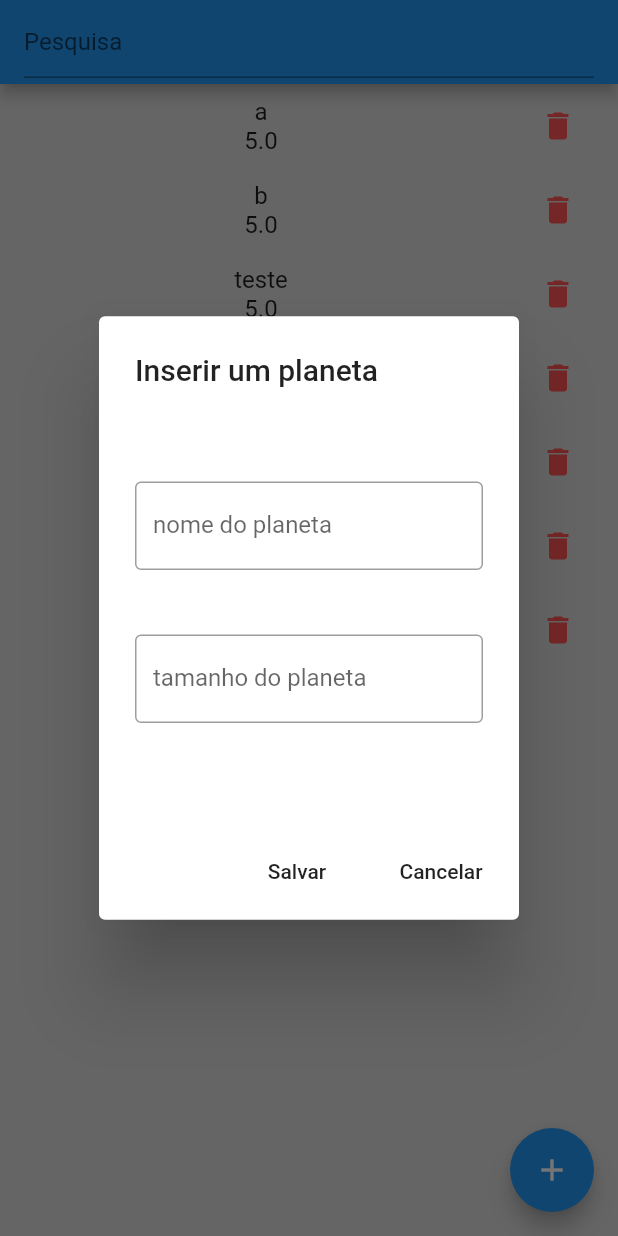
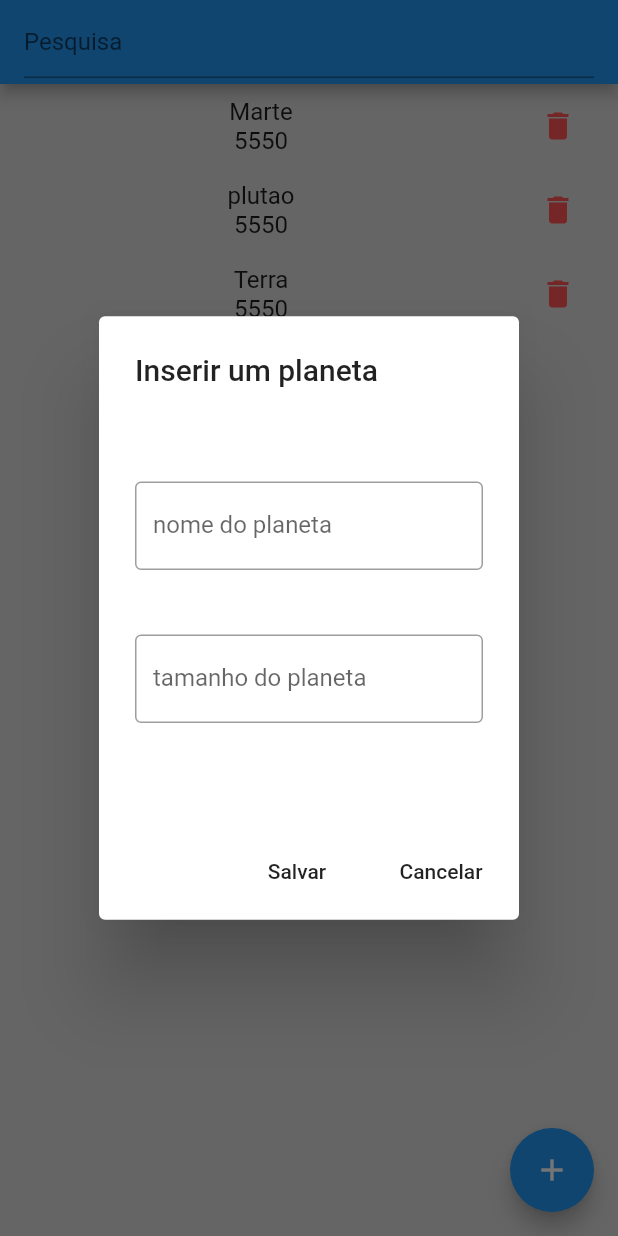
Before and after one commit to tiagokazuolino/NAC-3-MOBX, a Flutter app: the screen it shows after launch, after a tap on the "add" icon, on a phone screen of 412 x 824 dp. Run offline on Flutter 3.47's test engine with Material 2 defaults, Android fonts, the light colour scheme and no system bars; our stand-ins replace flutter_mobx, mobx; missing offline and left inert: dart:ffi; generated files the repository leaves out were written again.

Commit message:
mox planet

```diff
--- a/lib/model/planet_model.dart
+++ b/lib/model/planet_model.dart
@@ -2,7 +2,7 @@ import 'dart:ffi';
 
 class Planet {
   String nome;
-  double size;
+  String size;
 
   Planet({
     required this.nome,
--- a/lib/views/planet_listview.dart
+++ b/lib/views/planet_listview.dart
@@ -1,4 +1,6 @@
 import 'package:flutter/material.dart';
+import 'package:flutter_mobx/flutter_mobx.dart';
+import 'package:nac3_mobx/views_models/item_viewmodel.dart';
 import 'package:nac3_mobx/views_models/planet_viewmodel.dart';
 
 class PlanetListView extends StatelessWidget {
@@ -7,14 +9,21 @@ class PlanetListView extends StatelessWidget {
   @override
   Widget build(BuildContext context) {
     Size size = MediaQuery.of(context).size;
+    final planetViewModel = PlanetViewModel();
     _dialog() {
+      ItemViewModel model = ItemViewModel();
       showDialog(
           context: context,
           builder: (_) {
             return AlertDialog(
               title: const Text("Inserir um planeta"),
               actions: [
-                FlatButton(onPressed: () {}, child: const Text('Salvar')),
+                FlatButton(
+                    onPressed: () {
+                      planetViewModel.additem(model);
+                      Navigator.pop(context);
+                    },
+                    child: const Text('Salvar')),
                 FlatButton(
                     onPressed: () {
                       Navigator.pop(context);
@@ -27,7 +36,7 @@ class PlanetListView extends StatelessWidget {
                   children: [
                     const Spacer(),
                     TextField(
-                      onChanged: (value) {},
+                      onChanged: model.setNome,
                       decoration: const InputDecoration(
                         border: OutlineInputBorder(),
                         labelText: "nome do planeta",
@@ -35,7 +44,7 @@ class PlanetListView extends StatelessWidget {
                     ),
                     const Spacer(),
                     TextField(
-                      onChanged: (value) {},
+                      onChanged: model.setSize,
                       decoration: const InputDecoration(
                         border: OutlineInputBorder(),
                         labelText: "tamanho do planeta",
@@ -49,7 +58,6 @@ class PlanetListView extends StatelessWidget {
           });
     }
 
-    final planetViewModel = PlanetViewModel();
     return SafeArea(
       child: Scaffold(
         appBar: AppBar(
@@ -62,7 +70,8 @@ class PlanetListView extends StatelessWidget {
           height: size.height,
           width: size.width,
           child: Expanded(
-            child: ListView.builder(
+            child: Observer(builder: (_) {
+              return ListView.builder(
                   shrinkWrap: true,
                   itemCount: planetViewModel.listItens.length,
                   itemBuilder: (_, index) {
@@ -70,7 +79,8 @@ class PlanetListView extends StatelessWidget {
                       title: Column(
                         children: [
                           Text(planetViewModel.listItens[index].nome),
-                        Text(planetViewModel.listItens[index].size.toString()),
+                          Text(
+                              planetViewModel.listItens[index].size.toString()),
                         ],
                       ),
                       trailing: IconButton(
@@ -79,6 +89,7 @@ class PlanetListView extends StatelessWidget {
                         onPressed: () {},
                       ),
                     );
+                  });
             }),
           ),
         ),
--- a/lib/views_models/planet_viewmodel.dart
+++ b/lib/views_models/planet_viewmodel.dart
@@ -6,15 +6,12 @@ class PlanetViewModel = _PlanetViewModelBase with _$PlanetViewModel;
 
 abstract class _PlanetViewModelBase with Store {
   @observable
-  List<ItemViewModel> listItens = [
-    ItemViewModel(nome: "a", size: 5.0),
-    ItemViewModel(nome: "b", size: 5.0),
-    ItemViewModel(nome: "teste", size: 5.0),
-    ItemViewModel(nome: "teste", size: 5.0),
-    ItemViewModel(nome: "teste", size: 5.0),
-    ItemViewModel(nome: "teste", size: 5.0),
-    ItemViewModel(nome: "teste", size: 5.0),
-  ];
+  ObservableList<ItemViewModel> listItens = [
+    ItemViewModel(nome: "Marte", size: "5550"),
+    ItemViewModel(nome: "plutao", size: "5550"),
+    ItemViewModel(nome: "Terra", size: "5550"),
+  ].asObservable();
+
   @action
   additem(ItemViewModel model) {
     listItens.add(model);
```
Also changed, not shown: lib/views_models/item_viewmodel.dart (+4 -4 lines), lib/views_models/item_viewmodel.g.dart, lib/views_models/planet_viewmodel.g.dart. Lines whose indentation alone changed are shown as unchanged.
